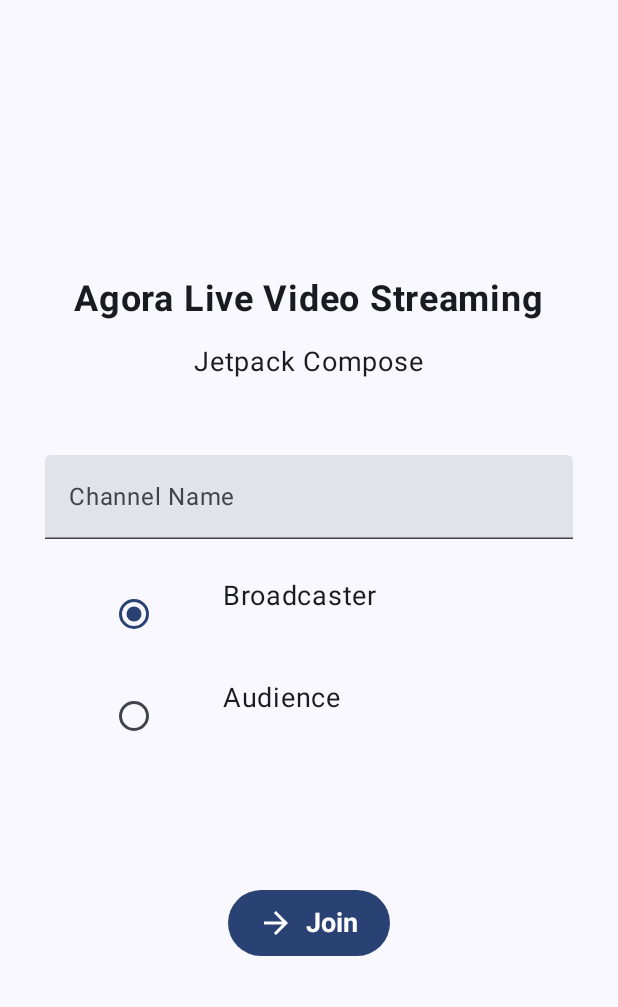
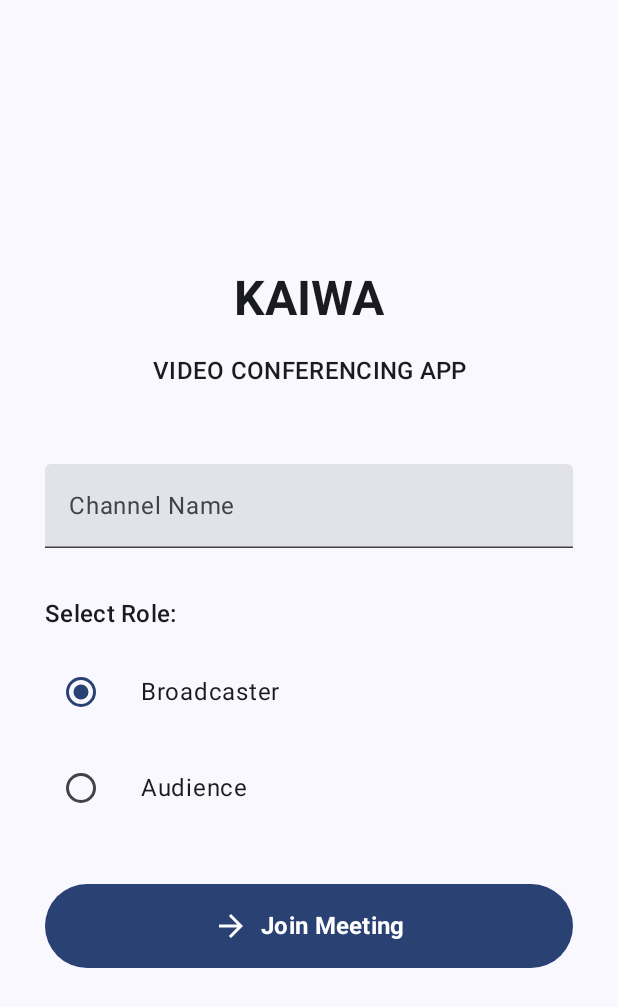
Before and after one commit to Rhapsodictree/Kaiwa, an Android app built with Jetpack Compose: the screen it shows after launch (MainActivity), on a phone screen of 412 x 824 dp. Shown: the top 1007 px of the screen. Run offline under Robolectric (Android 15) with nearby library versions, the phone set to English and light mode, and no system bars.

Commit message:
24oct(2)

```diff
--- a/app/src/main/java/com/example/kaiwa/MainActivity.kt
+++ b/app/src/main/java/com/example/kaiwa/MainActivity.kt
@@ -2,43 +2,36 @@
 
 import android.content.Intent
 import android.os.Bundle
+import android.widget.Toast
 import androidx.activity.ComponentActivity
 import androidx.activity.compose.setContent
 import androidx.compose.foundation.layout.*
 import androidx.compose.foundation.rememberScrollState
 import androidx.compose.foundation.selection.selectable
 import androidx.compose.foundation.verticalScroll
-import androidx.compose.material.*
 import androidx.compose.material.icons.Icons
 import androidx.compose.material.icons.filled.ArrowForward
-import androidx.compose.material3.Button
-import androidx.compose.material3.ButtonDefaults
-import androidx.compose.material3.Icon
-import androidx.compose.material3.MaterialTheme
-import androidx.compose.material3.RadioButton
-import androidx.compose.material3.Surface
-import androidx.compose.material3.Text
-import androidx.compose.material3.TextField
-import androidx.compose.runtime.Composable
-import androidx.compose.runtime.mutableStateOf
-import androidx.compose.runtime.remember
+import androidx.compose.material3.*
+import androidx.compose.runtime.*
 import androidx.compose.ui.Alignment
 import androidx.compose.ui.Modifier
 import androidx.compose.ui.platform.LocalContext
 import androidx.compose.ui.text.font.FontWeight
-import androidx.compose.ui.text.input.TextFieldValue
+import androidx.compose.ui.text.style.TextAlign
 import androidx.compose.ui.unit.dp
 import androidx.compose.ui.unit.sp
-import androidx.core.content.ContextCompat
 import com.example.kaiwa.ui.theme.KaiwaTheme
 import com.example.kaiwa.view.VideoActivity
 
-class MainActivity: ComponentActivity() {
+class MainActivity : ComponentActivity() {
     override fun onCreate(savedInstanceState: Bundle?) {
         super.onCreate(savedInstanceState)
         setContent {
-            KaiwaTheme{
-                Surface(color = MaterialTheme.colorScheme.background){
+            KaiwaTheme {
+                Surface(
+                    modifier = Modifier.fillMaxSize(),
+                    color = MaterialTheme.colorScheme.background
+                ) {
                     LoginPage()
                 }
             }
@@ -48,93 +41,163 @@
 
 @Composable
 fun LoginPage() {
+    var isLoading by remember { mutableStateOf(false) }
+
     Column(
         modifier = Modifier
             .fillMaxSize()
             .padding(horizontal = 20.dp)
-            .verticalScroll(state = rememberScrollState()),
+            .verticalScroll(rememberScrollState()),
         verticalArrangement = Arrangement.Center,
         horizontalAlignment = Alignment.CenterHorizontally,
     ) {
-        Text(text = "Agora Live Video Streaming", fontWeight = FontWeight.Bold, fontSize = 24.sp)
+        // App Title
+        Text(
+            text = "KAIWA",
+            style = MaterialTheme.typography.headlineLarge,
+            fontWeight = FontWeight.Bold
+        )
+
         Spacer(modifier = Modifier.height(16.dp))
-        Text(text = "Jetpack Compose", fontSize = 18.sp)
+
+        Text(
+            text = "VIDEO CONFERENCING APP",
+            style = MaterialTheme.typography.titleMedium,
+            textAlign = TextAlign.Center
+        )
+
         Spacer(modifier = Modifier.height(50.dp))
-        InputFields()
+
+        if (isLoading) {
+            CircularProgressIndicator()
+        } else {
+            InputFields(
+                onJoinClick = { isLoading = true },
+                onJoinComplete = { isLoading = false }
+            )
+        }
     }
 }
 
+@OptIn(ExperimentalMaterial3Api::class)
 @Composable
-private fun InputFields() {
+private fun InputFields(
+    onJoinClick: () -> Unit,
+    onJoinComplete: () -> Unit
+) {
     val context = LocalContext.current
-    val channelNameState = remember { mutableStateOf(TextFieldValue()) }
+    var channelName by remember { mutableStateOf("") }
+    var channelNameError by remember { mutableStateOf<String?>(null) }
     val userRoleOptions = listOf("Broadcaster", "Audience")
-    val (selectedOption, onOptionSelected) = remember { mutableStateOf(userRoleOptions[0]) }
+    var selectedRole by remember { mutableStateOf(userRoleOptions[0]) }
+
     Column(
         modifier = Modifier.padding(horizontal = 10.dp),
         verticalArrangement = Arrangement.Center,
     ) {
+        // Channel Name Input
         TextField(
-            value = channelNameState.value,
-            onValueChange = { channelNameState.value = it },
-            label = { Text("Channel Name ") },
-            placeholder = { Text("test") },
+            value = channelName,
+            onValueChange = {
+                channelName = it
+                channelNameError = null
+            },
+            label = { Text("Channel Name") },
+            placeholder = { Text("Enter channel name") },
+            isError = channelNameError != null,
+            supportingText = channelNameError?.let {
+                { Text(it, color = MaterialTheme.colorScheme.error) }
+            },
             modifier = Modifier
-                .align(
-                    alignment = Alignment.CenterHorizontally
+                .fillMaxWidth()
+                .padding(bottom = if (channelNameError != null) 0.dp else 16.dp),
+            singleLine = true
+        )
+
+        Spacer(modifier = Modifier.height(16.dp))
+
+        // Role Selection
+        Text(
+            text = "Select Role:",
+            style = MaterialTheme.typography.titleMedium,
+            modifier = Modifier.padding(bottom = 8.dp)
+        )
+
+        userRoleOptions.forEach { role ->
+            Row(
+                modifier = Modifier
+                    .fillMaxWidth()
+                    .selectable(
+                        selected = (role == selectedRole),
+                        onClick = { selectedRole = role }
+                    )
+                    .padding(vertical = 8.dp),
+                verticalAlignment = Alignment.CenterVertically
+            ) {
+                RadioButton(
+                    selected = (role == selectedRole),
+                    onClick = { selectedRole = role }
                 )
-                .fillMaxWidth()
-        )
-        Spacer(modifier = Modifier.height(16.dp))
-        userRoleOptions.forEach{ text ->
-            Row(
-                Modifier
-                    .fillMaxWidth()
-                    .padding(horizontal = 10.dp)
-                    .selectable(
-                        selected = (text == selectedOption),
-                        onClick = { onOptionSelected(text) }
-                    )
-            )  {
-                RadioButton(
-                    selected = (
-                            text == selectedOption
-                            ),
-                    modifier = Modifier.padding(
-                        horizontal = 25.dp,
-                        vertical = 10.dp
-                    ),
-                    onClick = {
-                        onOptionSelected(text)
-                    }
+                Text(
+                    text = role,
+                    style = MaterialTheme.typography.bodyLarge,
+                    modifier = Modifier.padding(start = 16.dp)
                 )
-
-                Text(
-                    text = text,
-                    modifier = Modifier.padding(start = 10.dp, top = 10.dp),
-                    fontSize = 18.sp
-                )
-
             }
         }
-    }
 
-    Spacer(modifier = Modifier.height(80.dp))
+        Spacer(modifier = Modifier.height(32.dp))
 
-    Button(
-        onClick = {
-            val intent = Intent(context, VideoActivity::class.java)
-            intent.putExtra("ChannelName", channelNameState.value.text)
-            intent.putExtra("UserRole", selectedOption)
-            ContextCompat.startActivity(context, intent, Bundle())
-        },
-        contentPadding = PaddingValues(
-            horizontal = 20.dp,
-            vertical = 10.dp
-        )
-    ) {
-        Icon(Icons.Filled.ArrowForward, contentDescription = "Join", modifier = Modifier.size(24.dp))
-        Spacer(modifier = Modifier.size(ButtonDefaults.IconSpacing))
-        Text(text = "Join", fontWeight = FontWeight.Bold, fontSize = 18.sp)
+        // Join Button
+        Button(
+            onClick = {
+                if (validateInput(channelName)) {
+                    onJoinClick()
+                    try {
+                        val intent = Intent(context, VideoActivity::class.java).apply {
+                            putExtra("ChannelName", channelName.trim())
+                            putExtra("UserRole", selectedRole)
+                        }
+                        context.startActivity(intent)
+                    } catch (e: Exception) {
+                        Toast.makeText(
+                            context,
+                            "Failed: ${e.message}",
+                            Toast.LENGTH_LONG
+                        ).show()
+                    } finally {
+                        onJoinComplete()
+                    }
+                } else {
+                    channelNameError = "Please enter a valid channel name"
+                }
+            },
+            modifier = Modifier
+                .fillMaxWidth()
+                .height(56.dp),
+            colors = ButtonDefaults.buttonColors(
+                containerColor = MaterialTheme.colorScheme.primary
+            )
+        ) {
+            Icon(
+                Icons.Filled.ArrowForward,
+                contentDescription = "Join",
+                modifier = Modifier.size(24.dp)
+            )
+            Spacer(modifier = Modifier.size(ButtonDefaults.IconSpacing))
+            Text(
+                text = "Join Meeting",
+                style = MaterialTheme.typography.titleMedium,
+                fontWeight = FontWeight.Bold
+            )
+        }
     }
 }
+
+private fun validateInput(channelName: String): Boolean {
+    val trimmedChannelName = channelName.trim()
+    return trimmedChannelName.isNotEmpty() &&
+            trimmedChannelName.length >= 3 &&
+            trimmedChannelName.length <= 64 &&
+            trimmedChannelName.matches(Regex("^[a-zA-Z0-9_-]+$"))
+}
```
Also changed, not shown: app/src/main/AndroidManifest.xml (+6 -4 lines).
